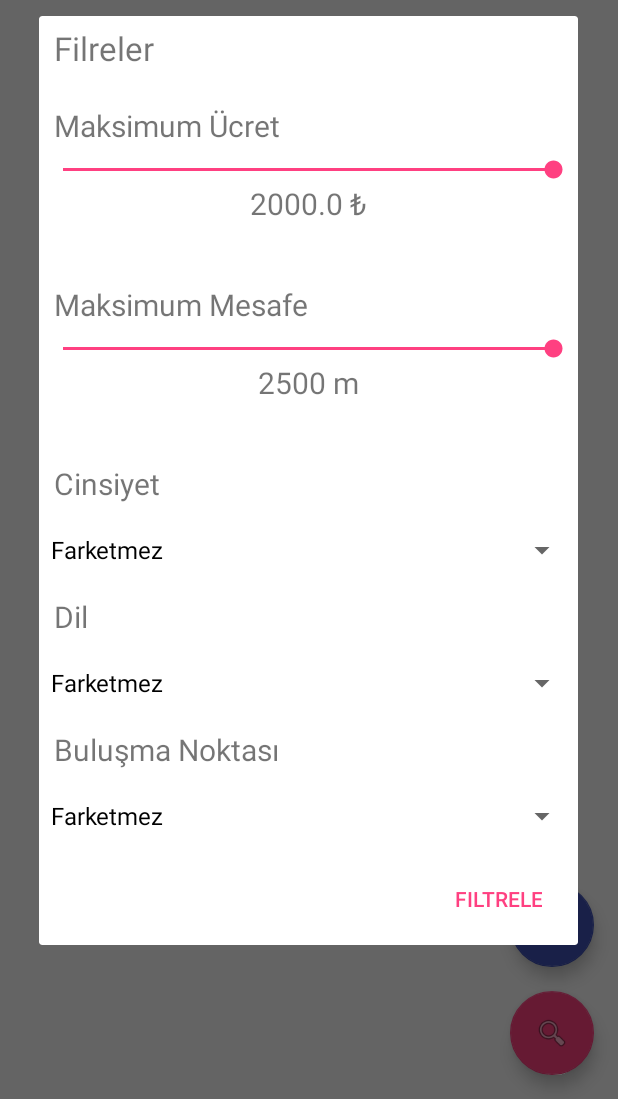
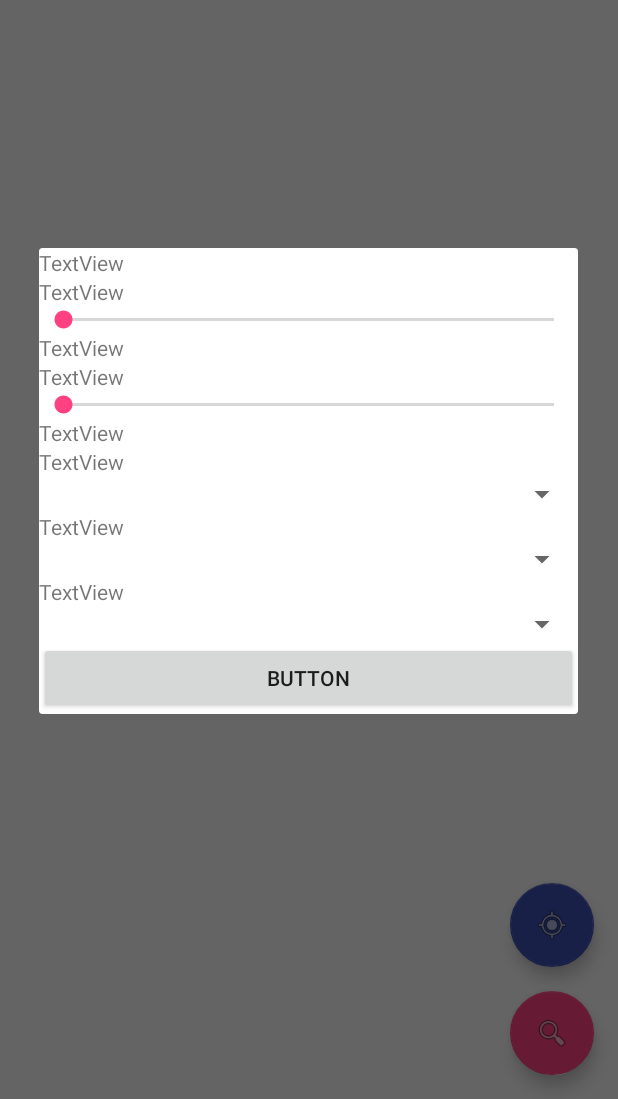
Before and after one commit to phantom1299/Arctory-Frontend, an Android app: the fragment HomeFragment shown on its own in the app's theme, after a tap on an icon or button, on a phone screen of 412 x 824 dp, the part 137-1236 px from its top. Run offline under Robolectric (Android 15) with nearby library versions, the light colour scheme and no system bars; libraries missing offline, so code that uses them is left out: com.github.kittinunf.fuel, com.github.kittinunf.result.

Commit message:
Add Lesson, User classes and Refactor filter dialog to xml

```diff
--- a/app/src/main/java/com/example/muhammed/hodja/fragments/HomeFragment.kt
+++ b/app/src/main/java/com/example/muhammed/hodja/fragments/HomeFragment.kt
@@ -8,12 +8,13 @@ import android.graphics.Color
 import android.os.Bundle
 import android.support.design.widget.FloatingActionButton
 import android.support.v4.app.Fragment
-import android.view.Gravity
 import android.view.LayoutInflater
 import android.view.View
 import android.view.ViewGroup
-import android.widget.*
+import android.widget.Button
+import android.widget.TextView
 import com.example.muhammed.hodja.R
+import com.example.muhammed.hodja.objects.Lesson
 import com.github.kittinunf.fuel.Fuel
 import com.github.kittinunf.fuel.android.extension.responseJson
 import com.github.kittinunf.result.Result
@@ -29,12 +30,10 @@ import org.json.JSONArray
 import org.json.JSONObject
 
 
-/**
- * A simple [Fragment] subclass.
- */
 class HomeFragment : Fragment(), OnMapReadyCallback {
 
     var map: GoogleMap? = null
+    var lessons: ArrayList<Lesson> = ArrayList<Lesson>()
 
     val MAX_DISTANCE = 2500.0
     val MAX_FEE = 2000.0
@@ -42,11 +41,13 @@ class HomeFragment : Fragment(), OnMapReadyCallback {
     val LANGUAGE_PREF = "tr"
     var currentMaxDistance: Double = MAX_DISTANCE
     var currentMaxFee: Double = MAX_FEE
+    lateinit var v: View
 
     override fun onCreateView(inflater: LayoutInflater?, container: ViewGroup?,
                               savedInstanceState: Bundle?): View? {
         // Inflate the layout for this fragment
-        val v: View = inflater!!.inflate(R.layout.fragment_home, container, false)
+        v = inflater!!.inflate(R.layout.fragment_home, container, false)
+
 
         val filterButton = v.findViewById<FloatingActionButton>(R.id.filterFabButton)
         val myLocationButton = v.findViewById<FloatingActionButton>(R.id.showMyLocation)
@@ -72,19 +73,30 @@ class HomeFragment : Fragment(), OnMapReadyCallback {
     }
 
     fun showFilterAlertDialog() {
-        val alert = configureFilterAlertDialog()
+        val dialogView = LayoutInflater.from(this@HomeFragment.context).inflate(R.layout.lesson_filter_dialog, null)
 
+        val alert = AlertDialog.Builder(this@HomeFragment.context).create()
+
+        dialogView.findViewById<Button>(R.id.filterButton).setOnClickListener {
+            alert.dismiss()
+        }
+
+        alert.setView(dialogView)
         alert.show()
     }
 
+    /*
         fun configureFilterAlertDialog(): AlertDialog {
             val alert = AlertDialog.Builder(this@HomeFragment.context).create()
+
+            alert.setView(R.layout.abc_action_bar_title_item)
 
             //alert.setTitle("Filtrele")
 
             val linear = LinearLayout(this.context)
 
             linear.orientation = LinearLayout.VERTICAL
+            linear.setPadding(50,50,50,50)
 
             val titleTextView = TextView(this.context)
 
@@ -102,12 +114,12 @@ class HomeFragment : Fragment(), OnMapReadyCallback {
             maxDistanceSeekBarValueTextView.gravity = Gravity.CENTER
             maxDistanceSeekBarValueTextView.textSize = 20.0f
             maxDistanceSeekBarValueTextView.text = currentMaxDistance.toString() + " m"
-        maxDistanceSeekBarValueTextView.setPadding(0, 0, 0, 50)
+            maxDistanceSeekBar.setPadding(50, 20, 50, 0)
 
             maxFeeSeekBarValueTextView.gravity = Gravity.CENTER
             maxFeeSeekBarValueTextView.textSize = 20.0f
             maxFeeSeekBarValueTextView.text = currentMaxFee.toString() + " ₺"
-        maxFeeSeekBarValueTextView.setPadding(0, 0, 0, 50)
+            maxFeeSeekBar.setPadding(50, 20, 50, 0)
 
             maxDistanceSeekBar.setOnSeekBarChangeListener(object : SeekBar.OnSeekBarChangeListener {
                 override fun onProgressChanged(p0: SeekBar?, p1: Int, p2: Boolean) {
@@ -199,7 +211,7 @@ class HomeFragment : Fragment(), OnMapReadyCallback {
 
             return alert
         }
-
+    */
     fun configureFilterAlertDialogPrefTextView(textView: TextView, value: String, title: Boolean = false) {
         textView.text = value
 
@@ -221,6 +233,8 @@ class HomeFragment : Fragment(), OnMapReadyCallback {
 
     override fun onMapReady(googleMap: GoogleMap) {
         map = googleMap
+
+        map!!.setOnInfoWindowClickListener { marker -> marker.id }
 
         val pp = LatLng(STUDENT_LOCATION.get(0), STUDENT_LOCATION.get(1))
 
@@ -282,26 +296,19 @@ class HomeFragment : Fragment(), OnMapReadyCallback {
 
         var option: MarkerOptions
 
+        lessons.clear()
+
         for (i in 0..jsonArray.length() - 1) {
-            val jsonObj = jsonArray[i] as JSONObject
-
-            val lessonName = jsonObj.get("name")
-
-            val teacherObj = jsonObj.get("teacher") as JSONObject
-
-            val lat = teacherObj.getJSONArray("location").get(0) as Double
-            val long = teacherObj.getJSONArray("location").get(1) as Double
-
-            val teacherName = teacherObj.get("name") as String
-            val location = LatLng(lat, long)
+            val lesson = Lesson(jsonArray[i] as JSONObject)
+            lessons.add(lesson)
 
             option = MarkerOptions()
 
             option
-                    .position(location)
-                    .title(teacherName)
+                    .position(lesson.teacher!!.location!!)
+                    .title(lesson.teacher!!.name!!)
                     .icon(BitmapDescriptorFactory.fromBitmap(getBitmapResized(R.drawable.teacher_map_icon, 200, 200)))
-                    .snippet(lessonName.toString())
+                    .snippet(lesson.name)
 
             map!!.addMarker(option)
         }
--- /dev/null
+++ b/app/src/main/res/layout/lesson_filter_dialog.xml
@@ -0,0 +1,103 @@
+<?xml version="1.0" encoding="utf-8"?>
+<LinearLayout xmlns:android="http://schemas.android.com/apk/res/android"
+    xmlns:tools="http://schemas.android.com/tools"
+    android:layout_width="match_parent"
+    android:layout_height="wrap_content"
+    android:orientation="vertical"
+    tools:orientation="vertical">
+
+
+    <TextView
+        android:id="@+id/dialogTitle"
+        android:layout_width="match_parent"
+        android:layout_height="wrap_content"
+        android:layout_weight="1"
+        android:text="TextView"
+        tools:text="Filtreler" />
+
+    <TextView
+        android:id="@+id/maxFeeLabel"
+        android:layout_width="match_parent"
+        android:layout_height="wrap_content"
+        android:layout_weight="1"
+        android:text="TextView" />
+
+    <SeekBar
+        android:id="@+id/maxFeeSeekBar"
+        android:layout_width="match_parent"
+        android:layout_height="wrap_content"
+        android:layout_weight="1" />
+
+    <TextView
+        android:id="@+id/maxFeeValueLabel"
+        android:layout_width="match_parent"
+        android:layout_height="wrap_content"
+        android:layout_weight="1"
+        android:text="TextView" />
+
+    <TextView
+        android:id="@+id/maxDistanceLabel"
+        android:layout_width="match_parent"
+        android:layout_height="wrap_content"
+        android:layout_weight="1"
+        android:text="TextView" />
+
+    <SeekBar
+        android:id="@+id/maxDistanceSeekBar"
+        android:layout_width="match_parent"
+        android:layout_height="wrap_content"
+        android:layout_weight="1" />
+
+    <TextView
+        android:id="@+id/maxDistanceValueLabel"
+        android:layout_width="match_parent"
+        android:layout_height="wrap_content"
+        android:layout_weight="1"
+        android:text="TextView" />
+
+    <TextView
+        android:id="@+id/genderLabel"
+        android:layout_width="match_parent"
+        android:layout_height="wrap_content"
+        android:layout_weight="1"
+        android:text="TextView" />
+
+    <Spinner
+        android:id="@+id/genderSpinner"
+        android:layout_width="match_parent"
+        android:layout_height="wrap_content"
+        android:layout_weight="1" />
+
+    <TextView
+        android:id="@+id/languageLabel"
+        android:layout_width="match_parent"
+        android:layout_height="wrap_content"
+        android:layout_weight="1"
+        android:text="TextView" />
+
+    <Spinner
+        android:id="@+id/languageSpinner"
+        android:layout_width="match_parent"
+        android:layout_height="wrap_content"
+        android:layout_weight="1" />
+
+    <TextView
+        android:id="@+id/meetingPointLabel"
+        android:layout_width="match_parent"
+        android:layout_height="wrap_content"
+        android:layout_weight="1"
+        android:text="TextView" />
+
+    <Spinner
+        android:id="@+id/meetingPointSpinner"
+        android:layout_width="match_parent"
+        android:layout_height="wrap_content"
+        android:layout_weight="1" />
+
+    <Button
+        android:id="@+id/filterButton"
+        android:layout_width="match_parent"
+        android:layout_height="wrap_content"
+        android:layout_weight="1"
+        android:text="Button" />
+</LinearLayout>
```
Also changed, not shown: app/src/main/java/com/example/muhammed/hodja/objects/Lesson.kt (added, +24 -0 lines), app/src/main/java/com/example/muhammed/hodja/objects/User.kt (added, +70 -0 lines). Lines whose indentation alone changed are shown as unchanged.
